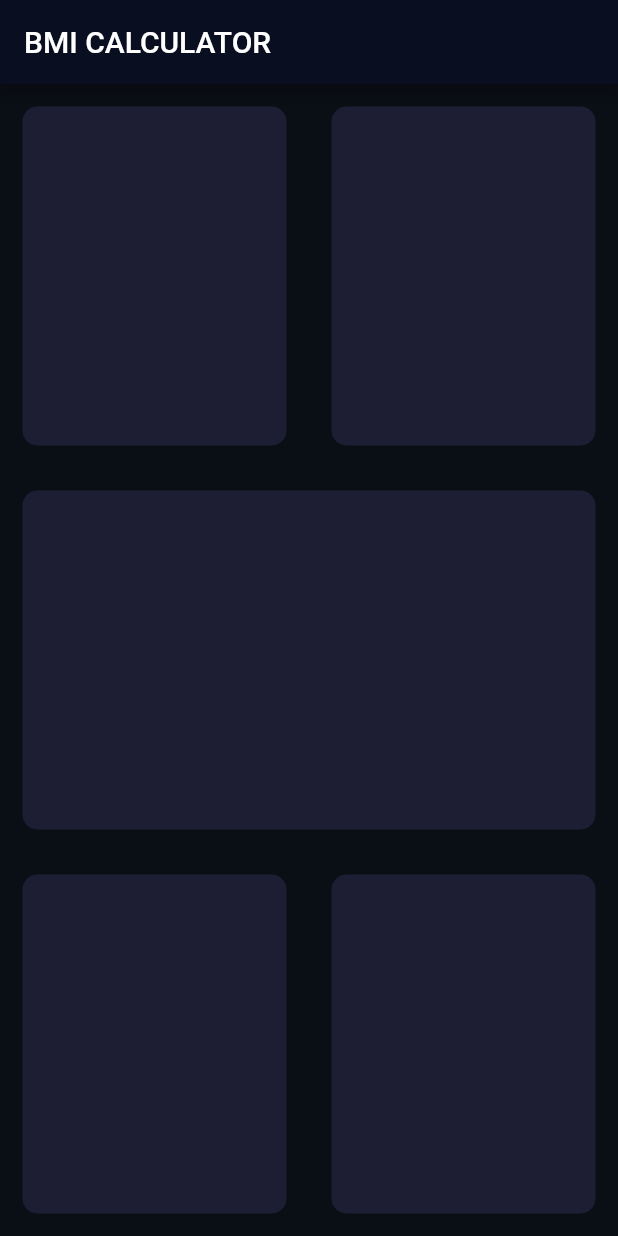
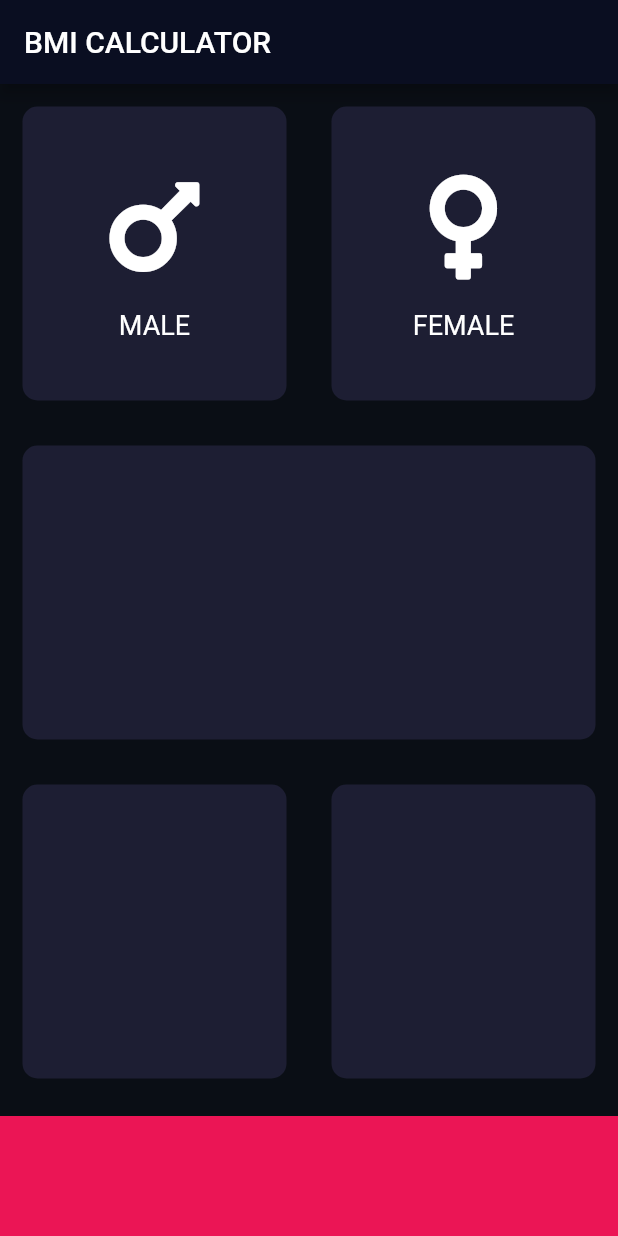
Before and after one commit to errolcostabir/calculator-app, a Flutter app: the screen it shows after launch, on a phone screen of 412 x 824 dp. Run offline on Flutter 3.47's test engine with Material 2 defaults, Android fonts, the phone set to English and light mode, and no system bars; our stand-ins replace font_awesome_flutter.

Commit message:
custom widgets created

```diff
--- /dev/null
+++ b/lib/icon_content.dart
@@ -0,0 +1,32 @@
+
+//import 'input_page.dart';
+//import 'main.dart';
+import 'package:flutter/material.dart';
+
+const labelTExtStyle=TextStyle(fontSize: 18.0, color: Colors.white);
+class IconContent extends StatelessWidget {
+  IconContent({this.icon, this.label});
+
+  final IconData icon;
+  final String label;
+
+  @override
+  Widget build(BuildContext context) {
+    return Column(
+      mainAxisAlignment: MainAxisAlignment.center,
+      children: <Widget>[
+        Icon(
+          icon,
+          size: 80.0,
+        ),
+        SizedBox(
+          height: 15.0,
+        ),
+        Text(
+          label,
+          style: labelTExtStyle,
+        )
+      ],
+    );
+  }
+}
--- a/lib/input_page.dart
+++ b/lib/input_page.dart
@@ -1,4 +1,10 @@
 import 'package:flutter/material.dart';
+import 'package:font_awesome_flutter/font_awesome_flutter.dart';
+import 'icon_content.dart';
+import 'reusable_card.dart';
+
+
+const bottomcontainerheight = 80.0;
 
 class InputPage extends StatefulWidget {
   @override
@@ -14,42 +20,50 @@ class _InputPageState extends State<InputPage> {
         ),
         body: Column(
           children: <Widget>[
-          Expanded(child: Row(children: <Widget>[
-            Expanded(child: Reusable(colour: Color(0xFF1D1E33)),),
-            Expanded(child: Reusable(colour: Color(0xFF1D1E33)),),
-          ],)),
-          Expanded(child: Reusable(colour: Color(0xFF1D1E33)),),
-
-          Expanded(child: Row(children: <Widget>[
-            Expanded(child: Reusable(colour: Color(0xFF1D1E33)),),
-            Expanded(child: Reusable(colour: Color(0xFF1D1E33)),),
+            Expanded(
+                child: Row(
+              children: <Widget>[
+                Expanded(
+                  child: Reusable(
+                    colour: Color(0xFF1D1E33),
+                    cardchild: IconContent(
+                      icon: FontAwesomeIcons.mars,
+                      label: 'MALE',
+                    ),
+                  ),
+                ),
+                Expanded(
+                  child: Reusable(
+                    colour: Color(0xFF1D1E33),
+                    cardchild: IconContent(
+                      icon: FontAwesomeIcons.venus,
+                      label: 'FEMALE',
+                    ),
+                  ),
+                ),
               ],
             )),
+            Expanded(
+              child: Reusable(colour: Color(0xFF1D1E33)),
+            ),
+            Expanded(
+                child: Row(
+              children: <Widget>[
+                Expanded(
+                  child: Reusable(colour: Color(0xFF1D1E33)),
+                ),
+                Expanded(
+                  child: Reusable(colour: Color(0xFF1D1E33)),
+                ),
               ],
+            )),
+            Container(
+              color: Color(0xFFEB1555),
+              margin: EdgeInsets.only(top: 10.0),
+              width: double.infinity,
+              height: bottomcontainerheight,
             )
-      );
+          ],
+        ));
   }
 }
-
-class Reusable extends StatelessWidget {
-
-  Reusable({@required this.colour});
-  final Color colour;
-
-  //const Reusable({
-   // Key key,
-  //}) : super(key: key);
-
-
-
-  @override
-  Widget build(BuildContext context) {
-    return Container(
-      margin: EdgeInsets.all(15.0),
-      decoration: BoxDecoration(
-        color: colour,
-        borderRadius: BorderRadius.circular(10.0)
-      ),
-      );
-  }
-}
--- /dev/null
+++ b/lib/reusable_card.dart
@@ -0,0 +1,21 @@
+import 'package:flutter/material.dart';
+
+class Reusable extends StatelessWidget {
+  Reusable({@required this.colour, this.cardchild});
+  final Color colour;
+  final Widget cardchild;
+
+  //const Reusable({
+  // Key key,
+  //}) : super(key: key);
+
+  @override
+  Widget build(BuildContext context) {
+    return Container(
+      child: cardchild,
+      margin: EdgeInsets.all(15.0),
+      decoration: BoxDecoration(
+          color: colour, borderRadius: BorderRadius.circular(10.0)),
+    );
+  }
+}
--- a/pubspec.yaml
+++ b/pubspec.yaml
@@ -23,6 +23,7 @@ dependencies:
   # The following adds the Cupertino Icons font to your application.
   # Use with the CupertinoIcons class for iOS style icons.
   cupertino_icons: ^0.1.2
+  font_awesome_flutter: ^8.5.0
 
 dev_dependencies:
   flutter_test:
```
Also changed, not shown: pubspec.lock. Lines whose indentation alone changed are shown as unchanged.
